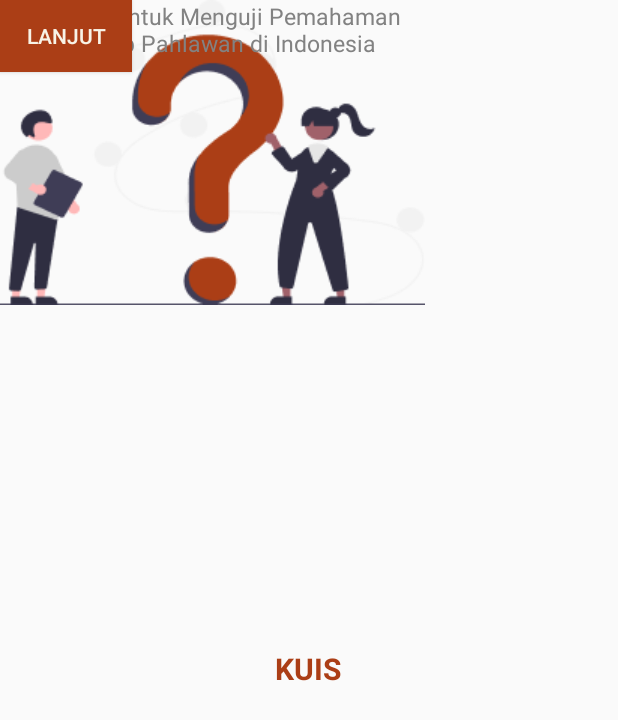
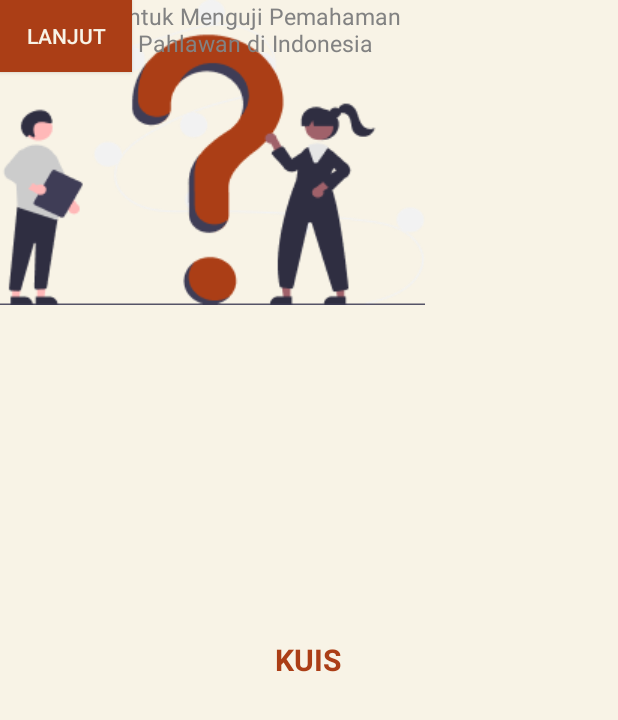
Before and after one commit to christiansiahaann/Pedjoeang, an Android app: the layout intro3.xml on its own in the app's theme, with its tools: preview values and no code run, on a phone screen of 412 x 824 dp. Shown: the top 720 px of the screen. Run offline under Robolectric (Android 15) with nearby library versions, the phone set to English and light mode, and no system bars.

Commit message:
Menambahkan Intro1, Intro2, Intro3

```diff
--- a/app/src/main/res/layout/intro3.xml
+++ b/app/src/main/res/layout/intro3.xml
@@ -4,7 +4,8 @@
     xmlns:tools="http://schemas.android.com/tools"
     xmlns:app="http://schemas.android.com/apk/res-auto"
     android:layout_width="match_parent"
-    android:layout_height="match_parent">
+    android:layout_height="match_parent"
+    android:background="@color/color3">
 
     <ImageView
         android:id="@+id/imageView"
@@ -27,19 +28,19 @@
         app:layout_constraintLeft_toLeftOf="parent"
         app:layout_constraintRight_toRightOf="parent"
         app:layout_constraintTop_toTopOf="parent"
-        app:layout_constraintVertical_bias="0.542" />
+        app:layout_constraintVertical_bias="0.535" />
 
     <TextView
         android:id="@+id/textView"
         android:layout_width="wrap_content"
         android:layout_height="wrap_content"
         android:gravity="center_horizontal"
-        android:text="Mulai Kuis untuk Menguji Pemahaman \n Terhadap Pahlawan di Indonesia"
+        android:text="Mulai Kuis untuk Menguji Pemahaman\n Terhadap Pahlawan di Indonesia"
         android:textSize="15dp"
         android:textColor="@color/color2"
         tools:ignore="MissingConstraints"
-        tools:layout_editor_absoluteX="93dp"
-        tools:layout_editor_absoluteY="424dp" />
+        tools:layout_editor_absoluteX="88dp"
+        tools:layout_editor_absoluteY="425dp" />
 
     <Button
         android:id="@+id/button2"
@@ -48,8 +49,35 @@
         android:background="@color/color1"
         android:text="Lanjut"
         android:textColor="@color/color3"
-        tools:layout_editor_absoluteX="260dp"
-        tools:layout_editor_absoluteY="656dp"
+        tools:layout_editor_absoluteX="301dp"
+        tools:layout_editor_absoluteY="655dp"
         tools:ignore="MissingConstraints" />
 
+    <ImageView
+        android:id="@+id/imageView4_1"
+        android:layout_width="25dp"
+        android:layout_height="25dp"
+        app:srcCompat="@drawable/bulat_abu"
+        tools:ignore="MissingConstraints"
+        tools:layout_editor_absoluteX="139dp"
+        tools:layout_editor_absoluteY="666dp" />
+
+    <ImageView
+        android:id="@+id/imageView4_2"
+        android:layout_width="25dp"
+        android:layout_height="25dp"
+        app:srcCompat="@drawable/bulat_abu"
+        tools:layout_editor_absoluteX="193dp"
+        tools:layout_editor_absoluteY="666dp"
+        tools:ignore="MissingConstraints" />
+
+    <ImageView
+        android:id="@+id/imageView5"
+        android:layout_width="25dp"
+        android:layout_height="25dp"
+        app:srcCompat="@drawable/bulat_warna"
+        tools:ignore="MissingConstraints"
+        tools:layout_editor_absoluteX="247dp"
+        tools:layout_editor_absoluteY="666dp" />
+
 </androidx.constraintlayout.widget.ConstraintLayout>
```
Also changed, not shown: app/src/main/res/layout/intro1.xml (+35 -9 lines), app/src/main/res/layout/intro2.xml (+6 -6 lines).
